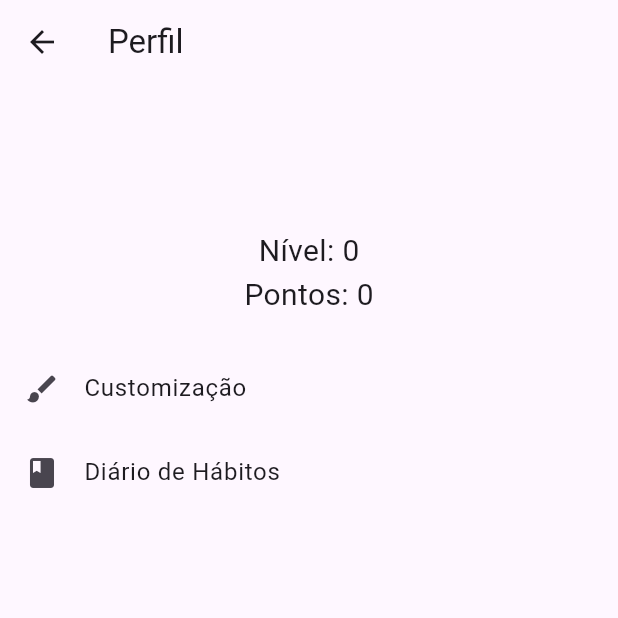
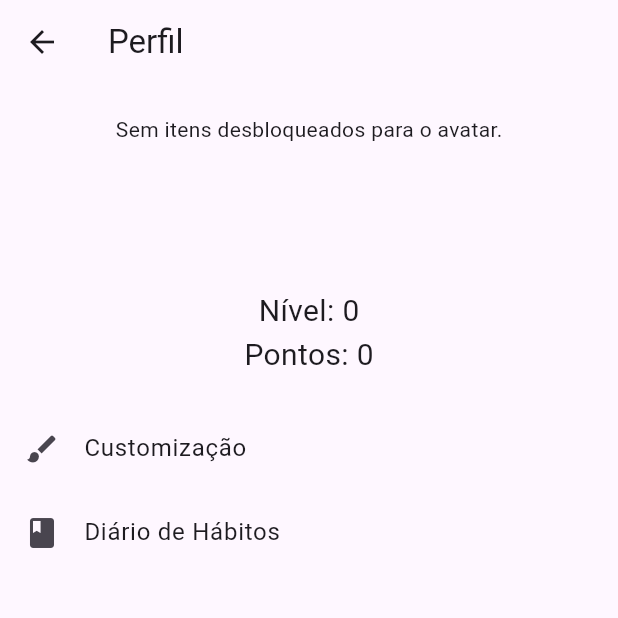
Before and after one commit to Herick-Emanuel/LifeLevelUp, a Flutter app: the ProfileScreen screen opened directly, on a phone screen of 412 x 824 dp, the top half of it. Run offline on Flutter 3.47's test engine with Material 3 defaults, Android fonts, the light colour scheme and no system bars; our stand-ins replace flutter_colorpicker, flutter_local_notifications, flutter_secure_storage, shared_preferences, syncfusion_flutter_charts, timezone; accounts and stored records are empty; network calls fail.

```diff
--- a/front-flutter/lib/screens/profile_screen.dart
+++ b/front-flutter/lib/screens/profile_screen.dart
@@ -1,5 +1,6 @@
 import 'package:flutter/material.dart';
 import '../models/user.dart';
+import '../models/customization_item.dart';
 import '../services/api_service.dart';
 import 'customization_screen.dart';
 import 'journal_screen.dart';
@@ -13,12 +14,15 @@ class ProfileScreen extends StatefulWidget {
 
 class _ProfileScreenState extends State<ProfileScreen> {
   User? _user;
+  List<CustomizationItem> _customizationItems = [];
   bool _isLoading = true;
+  bool _isAvatarLoading = true;
 
   @override
   void initState() {
     super.initState();
     _fetchUserProfile();
+    _fetchCustomizationItems();
   }
 
   Future<void> _fetchUserProfile() async {
@@ -35,58 +39,109 @@ class _ProfileScreenState extends State<ProfileScreen> {
     }
   }
 
+  Future<void> _fetchCustomizationItems() async {
+    try {
+      List<CustomizationItem> items =
+          await ApiService.getAvailableCustomizationItems();
+      setState(() {
+        _customizationItems = items;
+        _isAvatarLoading = false;
+      });
+    } catch (e) {
+      setState(() {
+        _isAvatarLoading = false;
+      });
+    }
+  }
+
+  Widget _buildAvatarSection() {
+    if (_isAvatarLoading) {
+      return const Center(child: CircularProgressIndicator());
+    } else if (_customizationItems.isEmpty) {
+      return const Text('Sem itens desbloqueados para o avatar.');
+    } else {
+      return Column(
+        children: [
+          const Text(
+            'Meu Avatar',
+            style: TextStyle(fontSize: 20, fontWeight: FontWeight.bold),
+          ),
+          const SizedBox(height: 10),
+          Wrap(
+            alignment: WrapAlignment.center,
+            spacing: 10,
+            children: _customizationItems.map((item) {
+              return Chip(
+                label: Text(item.name),
+                avatar: Icon(
+                  Icons.circle,
+                  color:
+                      Colors.blue, // Cor de exemplo para representar os itens
+                ),
+              );
+            }).toList(),
+          ),
+        ],
+      );
+    }
+  }
+
   @override
   Widget build(BuildContext context) {
     return Scaffold(
       appBar: AppBar(
-        title: Text('Perfil'),
+        title: const Text('Perfil'),
       ),
       body: _isLoading
-          ? Center(child: CircularProgressIndicator())
+          ? const Center(child: CircularProgressIndicator())
           : _user == null
-              ? Center(child: Text('Erro ao carregar perfil do usuário.'))
+              ? const Center(child: Text('Erro ao carregar perfil do usuário.'))
               : SingleChildScrollView(
                   child: Column(
+                    crossAxisAlignment: CrossAxisAlignment.center,
                     children: [
-                      SizedBox(height: 20),
+                      const SizedBox(height: 20),
+                      _buildAvatarSection(), // Adicionando o Avatar
+                      const SizedBox(height: 20),
                       Text(
                         _user!.name,
-                        style: TextStyle(
+                        style: const TextStyle(
                             fontSize: 24, fontWeight: FontWeight.bold),
                       ),
                       Text(
                         _user!.email,
-                        style: TextStyle(fontSize: 16),
+                        style: const TextStyle(fontSize: 16),
                       ),
-                      SizedBox(height: 20),
+                      const SizedBox(height: 20),
                       Text(
                         'Nível: ${_user!.level}',
-                        style: TextStyle(fontSize: 20),
+                        style: const TextStyle(fontSize: 20),
                       ),
                       Text(
                         'Pontos: ${_user!.points}',
-                        style: TextStyle(fontSize: 20),
+                        style: const TextStyle(fontSize: 20),
                       ),
-                      SizedBox(height: 20),
+                      const SizedBox(height: 20),
                       ListTile(
-                        leading: Icon(Icons.brush),
-                        title: Text('Customização'),
+                        leading: const Icon(Icons.brush),
+                        title: const Text('Customização'),
                         onTap: () {
                           Navigator.push(
                             context,
                             MaterialPageRoute(
-                                builder: (context) => CustomizationScreen()),
+                                builder: (context) =>
+                                    const CustomizationScreen()),
                           );
                         },
                       ),
                       ListTile(
-                        leading: Icon(Icons.book),
-                        title: Text('Diário de Hábitos'),
+                        leading: const Icon(Icons.book),
+                        title: const Text('Diário de Hábitos'),
                         onTap: () {
                           Navigator.push(
                             context,
                             MaterialPageRoute(
-                                builder: (context) => JournalScreen()),
+                                builder: (context) => const JournalScreen()),
                           );
                         },
                       ),
--- a/front-flutter/lib/services/notification_service.dart
+++ b/front-flutter/lib/services/notification_service.dart
@@ -15,17 +15,14 @@ class NotificationService {
   Future<void> init() async {
     tz.initializeTimeZones();
 
-    // Configuração de inicialização específica para Android
     const AndroidInitializationSettings androidInitializationSettings =
         AndroidInitializationSettings('@mipmap/ic_launcher');
 
-    // Configuração de inicialização geral
     const InitializationSettings initializationSettings =
         InitializationSettings(
       android: androidInitializationSettings,
     );
 
-    // Inicializa o plugin com as configurações especificadas
     await _notificationsPlugin.initialize(initializationSettings);
   }
 
```
Also changed, not shown: front-flutter/lib/models/journal_entry.dart (+6 -3 lines), front-flutter/lib/models/motivation_message.dart (+6 -3 lines), front-flutter/lib/screens/add_mission_screen.dart (added, +91 -0 lines), front-flutter/lib/screens/journal_screen.dart (+9 -9 lines), front-flutter/lib/screens/missions_screen.dart (+25 -5 lines), front-flutter/lib/screens/motivation_screen.dart (+4 -6 lines), front-flutter/lib/services/api_service.dart (+23 -0 lines), 7 other files.
